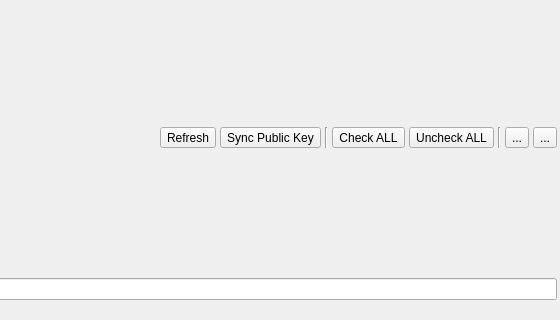
Qt form ui/KeyList.ui (saturneric/GpgFrontend) before a commit; both pictures show x 456 to 1016 and y 0 to 320 of the 1016 by 856 pixel window.
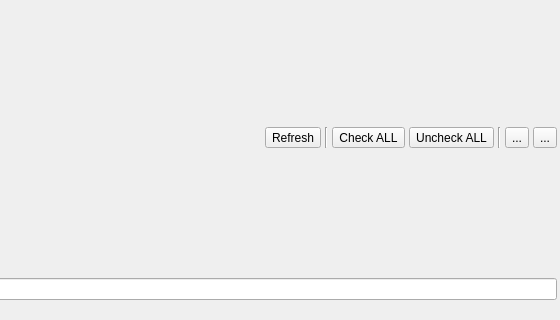
The same form after that commit. Icons and pictures are not drawn.

Commit message:
refactor(ui): remove obsolete settings controls
- remove IM encryption options from appearance settings
- remove public key sync button from the key list
- remove automatic key status fetching from network settings

```diff
--- a/ui/KeyList.ui
+++ b/ui/KeyList.ui
@@ -98,20 +98,6 @@
             </property>
            </widget>
           </item>
-          <item>
-           <widget class="QToolButton" name="syncButton">
-            <property name="toolTip">
-             <string>Sync Public Key</string>
-            </property>
-            <property name="text">
-             <string>Sync Public Key</string>
-            </property>
-            <property name="icon">
-             <iconset resource="../resource/qrc/icons.qrc">
-              <normaloff>:/icons/cloud_sync.png</normaloff>:/icons/cloud_sync.png</iconset>
-            </property>
-           </widget>
-          </item>
           <item>
            <widget class="QFrame" name="toolSeparator1">
             <property name="frameShape">
```
The commit also changes 2 other files.
